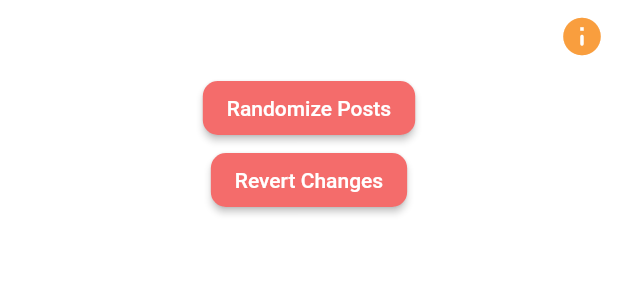
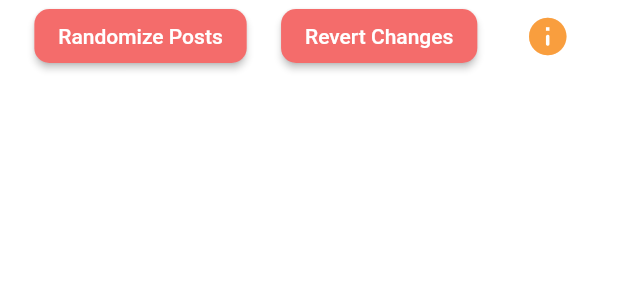
Before and after one commit to ishajain15/UniLyfe, a Flutter app: the FoodViewState widget shown alone on an empty page, opened directly, on a phone screen of 412 x 824 dp. Shown: the top 300 px of the screen. Run offline on Flutter 3.47's test engine with Material 2 defaults, Android fonts, the phone set to English and light mode, and no system bars; our stand-ins replace auto_size_text, cloud_firestore, community_material_icon, firebase_auth, firebase_core, font_awesome_flutter and 4 more; missing offline and left inert: polls, profanity_filter; accounts and stored records are empty; generated files the repository leaves out were written again.

Commit message:
Fixed layout of buttons on the home page, and added a custom loader

```diff
--- a/unilyfe_app/lib/views/food_view.dart
+++ b/unilyfe_app/lib/views/food_view.dart
@@ -16,16 +16,24 @@ class FoodView extends State<FoodViewState> {
     return Container(
       child: Column(
         children: [
-          InformationButtonFood(),
-          //RandomizePage(),
-          buildRandomizeButton(),
-          //RevertPage(),
-          buildRevertButton(),
+          Row(
+            children: <Widget>[
+              Spacer(),
+              //RandomizePage(),
+              buildRandomizeButton(),
+              Spacer(),
+              //RevertPage(),
+              buildRevertButton(),
+              Spacer(),
+              InformationButtonFood(),
+              Spacer(),
+            ],
+          ),
           Flexible(
             child: StreamBuilder(
                 stream: getUserPostsStreamSnapshots(context),
                 builder: (context, snapshot) {
-                  if (!snapshot.hasData) return const Text('Loading...');
+                  if (!snapshot.hasData) return buildLoading();
                   return ListView.builder(
                       itemCount: snapshot.data.docs.length,
                       itemBuilder: (BuildContext context, int index) =>
--- a/unilyfe_app/lib/views/home_view.dart
+++ b/unilyfe_app/lib/views/home_view.dart
@@ -5,6 +5,8 @@ import 'package:intl/intl.dart';
 import 'package:cloud_firestore/cloud_firestore.dart';
 import 'package:unilyfe_app/customized_items/buttons/comment_button.dart';
 import 'package:unilyfe_app/customized_items/buttons/information_button_all.dart';
+import 'package:unilyfe_app/customized_items/loaders/color_loader_4.dart';
+import 'package:unilyfe_app/customized_items/loaders/dot_type.dart';
 import 'package:unilyfe_app/page/report_page.dart';
 import 'package:unilyfe_app/page/tabs/username_page.dart';
 import 'package:unilyfe_app/widgets/provider_widget.dart';
@@ -32,16 +34,24 @@ class HomeView extends State<HomeViewState> {
     return Container(
       child: Column(
         children: [
-          InformationButtonAll(),
+          Row(
+            children: <Widget>[
+              Spacer(),
               //RandomizePage(),
               buildRandomizeButton(),
+              Spacer(),
               //RevertPage(),
               buildRevertButton(),
+              Spacer(),
+              InformationButtonAll(),
+              Spacer(),
+            ],
+          ),
           Flexible(
             child: StreamBuilder(
                 stream: getUserPostsStreamSnapshots(context),
                 builder: (context, snapshot) {
-                  if (!snapshot.hasData) return const Text('Loading...');
+                  if (!snapshot.hasData) return buildLoading();
                   return ListView.builder(
                       itemCount: snapshot.data.docs.length,
                       itemBuilder: (BuildContext context, int index) =>
@@ -144,17 +154,18 @@ class HomeView extends State<HomeViewState> {
                   padding: const EdgeInsets.only(top: 8.0, bottom: 6.0),
                   child: Row(
                     children: <Widget>[
-                      UserName(postid: post['postid'],uid: post['uid'], username: post['username'])
+                      UserName(
+                          postid: post['postid'],
+                          uid: post['uid'],
+                          username: post['username'])
                       // TextButton(
                       // child:Text(post['username'], style: TextStyle(fontSize: 15, color: Color(0xFFF46C6B), fontWeight: FontWeight.bold) ),
                       // onPressed: () => UserName(postid: post['postid'],postChannel: post['postChannel'])
                       // )
-
                     ],
                   ),
                   //child: Text(post['username'], style: TextStyle(fontSize: 20) ),
                 ),
-
                 Padding(
                   padding: const EdgeInsets.only(top: 8.0, bottom: 6.0),
                   child: Row(
@@ -251,7 +262,12 @@ class HomeView extends State<HomeViewState> {
                   padding: const EdgeInsets.only(top: 8.0, bottom: 6.0),
                   child: Row(
                     children: <Widget>[
-                      Text(post['username'], style: TextStyle(fontSize: 15, color: Color(0xFFF46C6B), fontWeight: FontWeight.bold) ), Spacer(),
+                      Text(post['username'],
+                          style: TextStyle(
+                              fontSize: 15,
+                              color: Color(0xFFF46C6B),
+                              fontWeight: FontWeight.bold)),
+                      Spacer(),
                     ],
                   ),
                   //child: Text(post['username'], style: TextStyle(fontSize: 20) ),
@@ -423,3 +439,12 @@ class Posts extends State<DisplayPosts> {
     );
   }
 } // end of posts
+
+Widget buildLoading() => Center(
+        child: ColorLoader4(
+      dotOneColor: Color(0xFFF46C6B),
+      dotTwoColor: Color(0xFFF47C54),
+      dotThreeColor: Color(0xFFFCAC54),
+      dotType: DotType.square,
+      duration: Duration(milliseconds: 1200),
+    ));
```
Also changed, not shown: unilyfe_app/lib/views/social_view.dart (+29 -11 lines), unilyfe_app/lib/views/study_view.dart (+29 -7 lines). Lines whose indentation alone changed are shown as unchanged.
